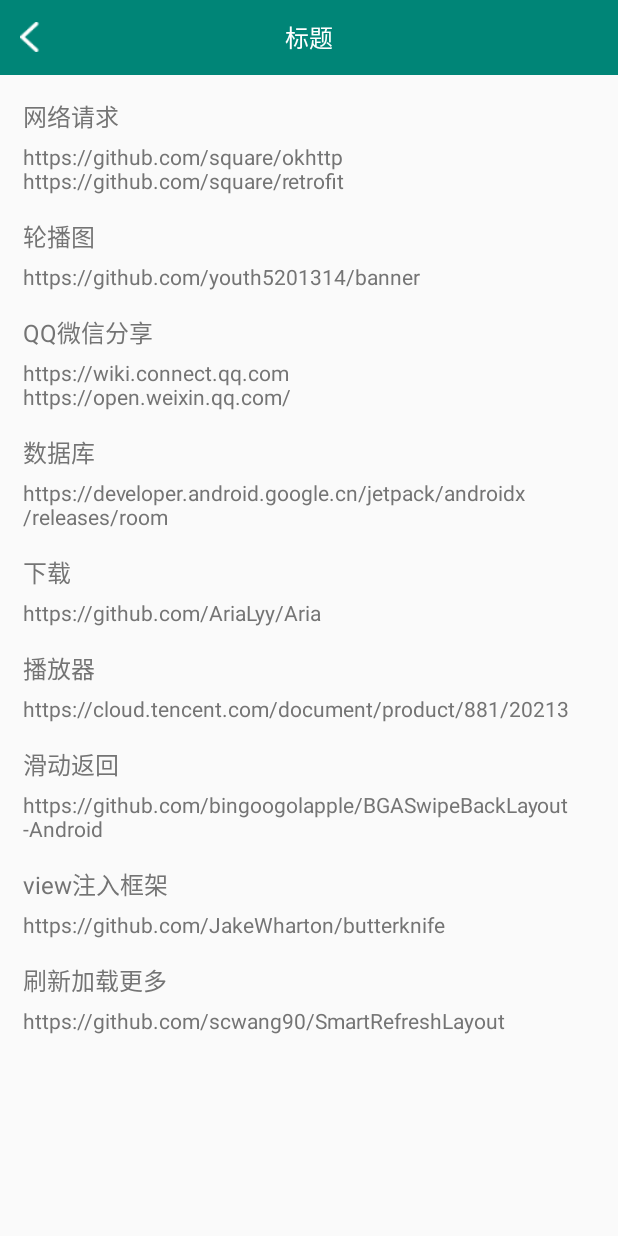
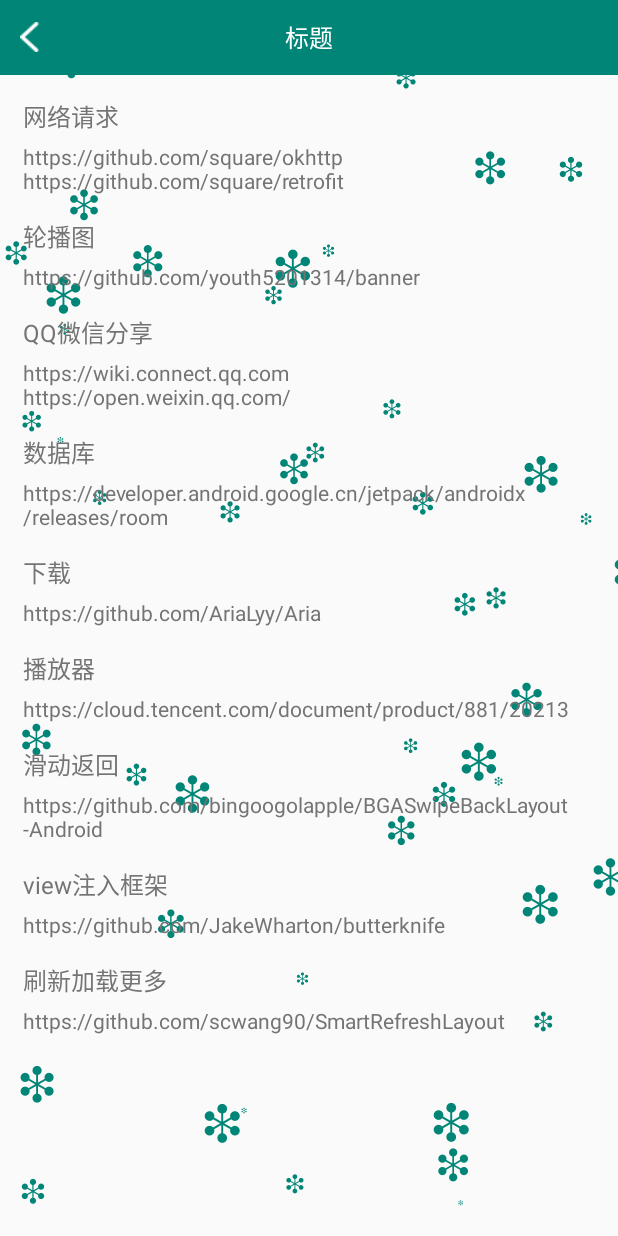
Before and after one commit to TenzLiu/TenzMusic, an Android app: the layout activity_support.xml on its own in the app's theme, with its tools: preview values and no code run, on a phone screen of 412 x 824 dp. Run offline under Robolectric (Android 15) with nearby library versions, the phone set to English and light mode, and no system bars.

Commit message:
添加雪花效果

```diff
--- a/app/src/main/java/com/tenz/tenzmusic/ui/home/MusicPlayActivity.java
+++ b/app/src/main/java/com/tenz/tenzmusic/ui/home/MusicPlayActivity.java
@@ -29,7 +29,6 @@
 import com.tencent.tauth.Tencent;
 import com.tenz.tenzmusic.R;
 import com.tenz.tenzmusic.app.App;
-import com.tenz.tenzmusic.app.AppManager;
 import com.tenz.tenzmusic.app.Constant;
 import com.tenz.tenzmusic.base.BaseActivity;
 import com.tenz.tenzmusic.db.DBManager;
@@ -39,7 +38,6 @@
 import com.tenz.tenzmusic.receiver.MusicBroadcastReceiver;
 import com.tenz.tenzmusic.receiver.ReceiverManager;
 import com.tenz.tenzmusic.service.MusicService;
-import com.tenz.tenzmusic.ui.HomeActivity;
 import com.tenz.tenzmusic.util.AppUtil;
 import com.tenz.tenzmusic.util.AudioUtil;
 import com.tenz.tenzmusic.util.DisplayUtil;
@@ -272,7 +270,6 @@
                 showSongInfoOrLyric(SONG_LYRIC);
             }
         });
-
     }
 
     private void initSound() {
--- /dev/null
+++ b/app/src/main/java/com/tenz/tenzmusic/widget/snow/Snow.java
@@ -0,0 +1,44 @@
+package com.tenz.tenzmusic.widget.snow;
+
+import com.tenz.tenzmusic.R;
+import com.tenz.tenzmusic.util.ResourceUtil;
+
+public class Snow {
+
+    private float x;
+    private float y;
+    private int size;
+    private int color = ResourceUtil.getColor(R.color.app_color);
+
+    public float getX() {
+        return x;
+    }
+
+    public void setX(float x) {
+        this.x = x;
+    }
+
+    public float getY() {
+        return y;
+    }
+
+    public void setY(float y) {
+        this.y = y;
+    }
+
+    public int getSize() {
+        return size;
+    }
+
+    public void setSize(int size) {
+        this.size = size;
+    }
+
+    public int getColor() {
+        return color;
+    }
+
+    public void setColor(int color) {
+        this.color = color;
+    }
+}
--- /dev/null
+++ b/app/src/main/java/com/tenz/tenzmusic/widget/snow/SnowView.java
@@ -0,0 +1,120 @@
+package com.tenz.tenzmusic.widget.snow;
+
+import android.content.Context;
+import android.graphics.Canvas;
+import android.graphics.Paint;
+import android.util.AttributeSet;
+import android.widget.RelativeLayout;
+
+import com.tenz.tenzmusic.util.DisplayUtil;
+import com.tenz.tenzmusic.util.GsonUtil;
+import com.tenz.tenzmusic.util.LogUtil;
+import com.tenz.tenzmusic.util.ToastUtil;
+
+import java.util.ArrayList;
+import java.util.List;
+import java.util.Timer;
+import java.util.TimerTask;
+
+public class SnowView extends RelativeLayout {
+
+    private final String SNOW = "❉";
+    private float vX = 2.5f;//风向 >0 右边飘 <0 左边飘
+    private float vY = 5f;//下落速度 <0雪花往上飘
+    private int snowCount = 50;//雪花个数
+    private List<Snow> snowBeanList = new ArrayList<>();
+    private int screenWidth = DisplayUtil.getWindowWidth();
+    private int screenHeight = DisplayUtil.getWindowHeight();
+    private Paint paint = new Paint();
+    private boolean isStart;
+    private Timer timer;
+
+    public SnowView(Context context) {
+        this(context, null);
+    }
+
+    public SnowView(Context context, AttributeSet attrs) {
+        this(context, attrs, 0);
+    }
+
+    public SnowView(Context context, AttributeSet attrs, int defStyleAttr) {
+        super(context, attrs, defStyleAttr);
+        initView();
+    }
+
+    private void initView() {
+        paint.setAntiAlias(true);
+        initSnowBeanData();
+    }
+
+    private void initSnowBeanData() {
+        for (int i=0; i<snowCount; i++){
+            Snow snow = new Snow();
+            snow.setX((float) (Math.random() * screenWidth));
+            snow.setY((float) (Math.random() * screenHeight));
+            snow.setSize((int) (Math.random() * 50) + 5);
+            snowBeanList.add(snow);
+        }
+    }
+
+    public void resume(){
+        if(timer == null){
+            start();
+        }
+        isStart = true;
+    }
+
+    public void pause(){
+        isStart = false;
+    }
+
+    public void destroy(){
+        isStart = false;
+        if(snowBeanList != null){
+            snowBeanList.clear();
+        }
+        invalidate();
+        if(timer != null){
+            timer.cancel();
+            timer = null;
+        }
+    }
+
+    public void start(){
+        if(timer == null){
+            timer = new Timer();
+        }
+        isStart = true;
+        timer.schedule(new TimerTask() {
+            @Override
+            public void run() {
+                if(!isStart){
+                    return;
+                }
+                for (int i=0; i<snowBeanList.size(); i++){
+                    snowBeanList.get(i).setX(snowBeanList.get(i).getX() + vX);
+                    snowBeanList.get(i).setY(snowBeanList.get(i).getY() + vY);
+                    if(snowBeanList.get(i).getX() < 0 || snowBeanList.get(i).getX() > screenWidth){
+                        snowBeanList.get(i).setX((float) (Math.random() * screenWidth));
+                        snowBeanList.get(i).setY((float) (Math.random() * screenHeight));
+                    }
+                    if(snowBeanList.get(i).getY() < 0 || snowBeanList.get(i).getY() > screenHeight){
+                        snowBeanList.get(i).setY(0);
+                    }
+                }
+                postInvalidate();
+            }
+        },0,15);
+    }
+
+    @Override
+    protected void dispatchDraw(Canvas canvas) {
+        super.dispatchDraw(canvas);
+        for (int i=0; i<snowBeanList.size(); i++){
+            Snow snow = snowBeanList.get(i);
+            paint.setTextSize(snow.getSize());
+            paint.setColor(snow.getColor());
+            canvas.drawText(SNOW,snow.getX(),snow.getY(),paint);
+        }
+    }
+}
--- a/app/src/main/res/layout/activity_support.xml
+++ b/app/src/main/res/layout/activity_support.xml
@@ -7,6 +7,15 @@
     android:fitsSystemWindows="true">
 
     <include layout="@layout/layout_title_bar"/>
+
+    <RelativeLayout
+        android:layout_width="match_parent"
+        android:layout_height="match_parent">
+
+        <com.tenz.tenzmusic.widget.snow.SnowView
+            android:id="@+id/sv_snow"
+            android:layout_width="match_parent"
+            android:layout_height="match_parent"/>
 
         <androidx.core.widget.NestedScrollView
             android:layout_width="match_parent"
@@ -152,9 +161,10 @@
                     android:textSize="@dimen/sp_14"
                     android:textColor="@color/color_gray"/>
 
-
             </LinearLayout>
 
         </androidx.core.widget.NestedScrollView>
 
+    </RelativeLayout>
+
 </LinearLayout>
--- a/app/src/main/res/values/colors.xml
+++ b/app/src/main/res/values/colors.xml
@@ -2,7 +2,7 @@
 <resources>
     <color name="colorPrimary">#008577</color>
     <color name="colorPrimaryDark">#00574B</color>
-    <color name="colorAccent">#D81B60</color>
+    <color name="colorAccent">#008577</color>
 
     <color name="app_color">#008577</color>
     <color name="bg_color">#FAFAFA</color>
```
Also changed, not shown: app/src/main/java/com/tenz/tenzmusic/ui/mine/SupportActivity.java (+23 -0 lines), app/src/main/java/com/tenz/tenzmusic/ui/video/VideoFragment.java (+33 -2 lines), app/src/main/res/drawable/shape_round_white_border_gray_10.xml (added, +10 -0 lines), app/src/main/res/layout/fragment_video.xml (+25 -0 lines). Lines whose indentation alone changed are shown as unchanged.
